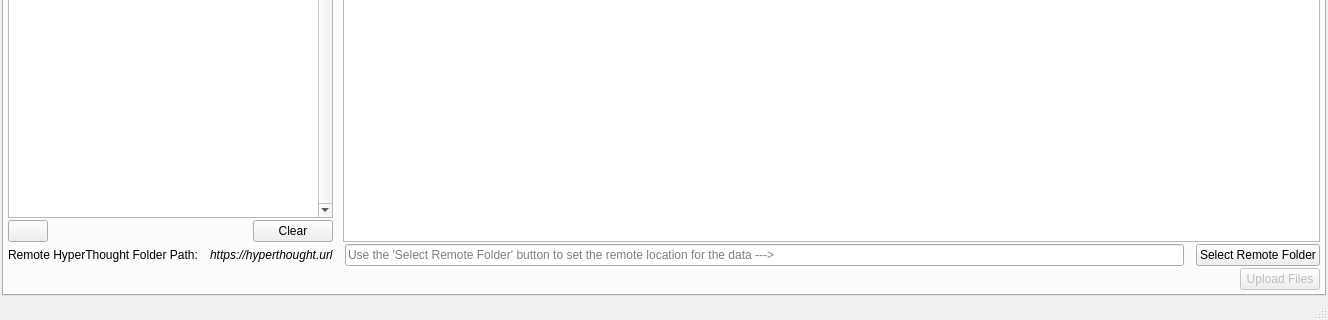
BlueQuartzSoftware/MetaForge, file mainwindow.ui: the form before one commit; both pictures show x 0 to 1328 and y 429 to 749 of the 1328 by 749 pixel window.
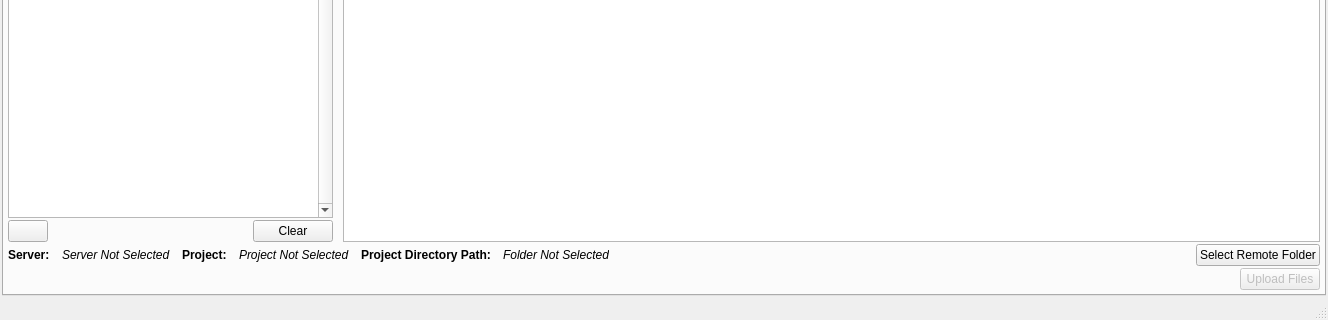
The form after the commit. The open tabs and pages were chosen to show the change. Icons and pictures are not drawn.

Commit message:
Upload to Project space instead of user space.
updates #4

@drowenhorst-nrl please test

Diff of the .ui file:
```diff
--- a/mainwindow.ui
+++ b/mainwindow.ui
@@ -731,8 +731,14 @@
           </property>
           <item>
            <widget class="QLabel" name="label_3">
+            <property name="font">
+             <font>
+              <weight>75</weight>
+              <bold>true</bold>
+             </font>
+            </property>
             <property name="text">
-             <string>Remote HyperThought Folder Path:</string>
+             <string>Server:</string>
             </property>
            </widget>
           </item>
@@ -744,20 +750,73 @@
              </font>
             </property>
             <property name="text">
-             <string>https://hyperthought.url</string>
+             <string>Server Not Selected</string>
             </property>
            </widget>
           </item>
           <item>
-           <widget class="QLineEdit" name="hyperthoughtLocationLineEdit">
+           <widget class="QLabel" name="label_4">
+            <property name="font">
+             <font>
+              <weight>75</weight>
+              <bold>true</bold>
+             </font>
+            </property>
             <property name="text">
-             <string/>
+             <string>Project:</string>
             </property>
-            <property name="placeholderText">
-             <string>Use the 'Select Remote Folder' button to set the remote location for the data ---&gt;</string>
+           </widget>
+          </item>
+          <item>
+           <widget class="QLabel" name="hyperThoughtProject">
+            <property name="font">
+             <font>
+              <italic>true</italic>
+             </font>
             </property>
+            <property name="text">
+             <string>Project Not Selected</string>
+            </property>
            </widget>
           </item>
+          <item>
+           <widget class="QLabel" name="label_5">
+            <property name="font">
+             <font>
+              <weight>75</weight>
+              <bold>true</bold>
+             </font>
+            </property>
+            <property name="text">
+             <string>Project Directory Path:</string>
+            </property>
+           </widget>
+          </item>
+          <item>
+           <widget class="QLabel" name="hyperThoughtUploadPath">
+            <property name="font">
+             <font>
+              <italic>true</italic>
+             </font>
+            </property>
+            <property name="text">
+             <string>Folder Not Selected</string>
+            </property>
+           </widget>
+          </item>
+          <item>
+           <spacer name="horizontalSpacer_6">
+            <property name="orientation">
+             <enum>Qt::Horizontal</enum>
+            </property>
+            <property name="sizeHint" stdset="0">
+             <size>
+              <width>40</width>
+              <height>20</height>
+             </size>
+            </property>
+           </spacer>
+          </item>
           <item>
            <widget class="QPushButton" name="hyperthoughtLocationButton">
             <property name="enabled">
```
Left out of the diff: 6 changed lines with no effect on the pictures. The commit also changes 6 other files.
